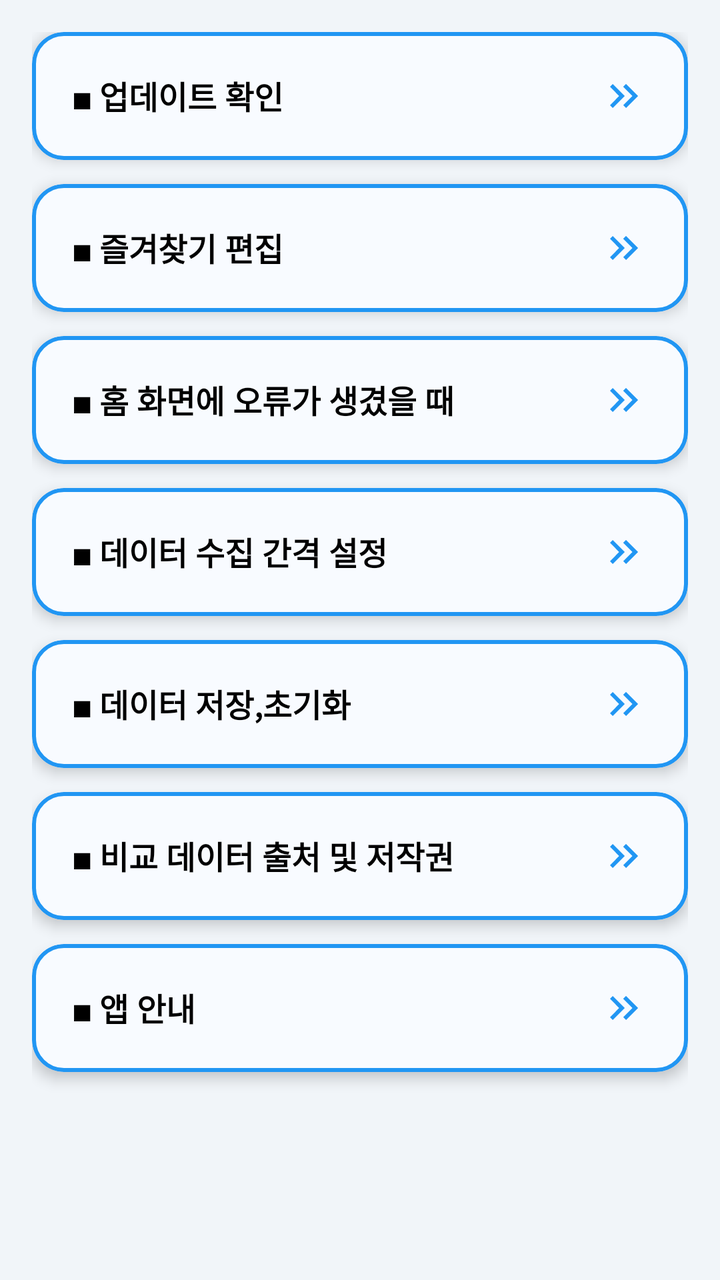
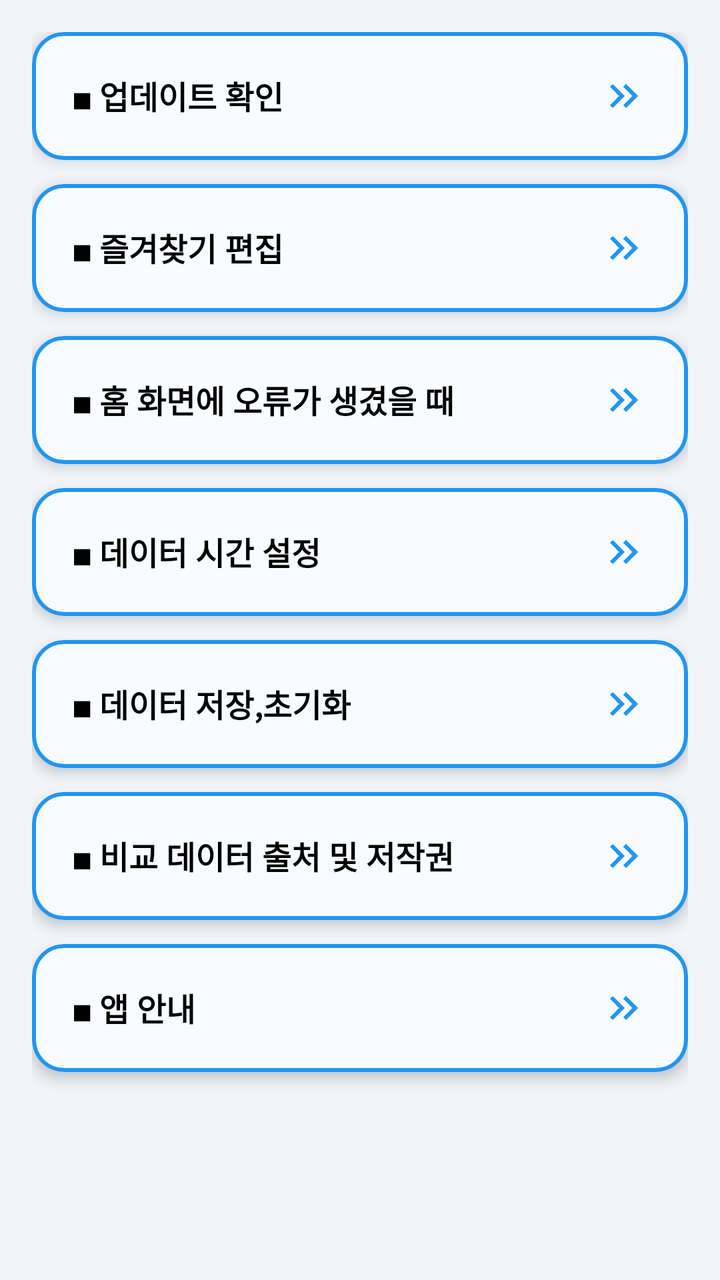

Two renders of the same Android screen: before a commit and after it. Below are the layout's source before the change and the commit's diff.
<!-- AndroidManifest.xml: application theme Theme.Haru_Spot -->
<!-- res/layout/fragment_setting.xml -->
<?xml version="1.0" encoding="utf-8"?>
<LinearLayout xmlns:android="http://schemas.android.com/apk/res/android"
    xmlns:app="http://schemas.android.com/apk/res-auto"
    android:layout_width="match_parent"
    android:layout_height="match_parent"
    android:orientation="vertical"
    android:padding="16dp"
    android:background="@color/background1"
    >


    
    <com.google.android.material.card.MaterialCardView
        android:id="@+id/layout_update"
        android:layout_width="match_parent"
        android:layout_height="wrap_content"
        app:cardCornerRadius="16dp"
        app:cardElevation="4dp"
        app:strokeWidth="2dp"
        app:strokeColor="#2196F3"
        app:cardBackgroundColor="#F8FBFF"
        android:clickable="true"
        android:focusable="true"
        android:foreground="?attr/selectableItemBackground">

        <LinearLayout
            android:layout_width="match_parent"
            android:layout_height="wrap_content"
            android:orientation="horizontal"
            android:gravity="center_vertical"
            android:padding="20dp">

            <TextView
                android:layout_width="0dp"
                android:layout_height="wrap_content"
                android:layout_weight="1"
                android:text="◼ 업데이트 확인"
                android:textSize="16sp"
                android:textStyle="bold"
                android:textColor="@android:color/black" />

            <ImageView
                android:layout_width="24dp"
                android:layout_height="24dp"
                android:src="@drawable/outline_keyboard_double_arrow_right_24" />

        </LinearLayout>

    </com.google.android.material.card.MaterialCardView>

    
    <com.google.android.material.card.MaterialCardView
        android:id="@+id/layout_move_to_user_location_setting"
        android:layout_width="match_parent"
        android:layout_height="wrap_content"
        android:layout_marginTop="12dp"
        app:cardCornerRadius="16dp"
        app:cardElevation="4dp"
        app:strokeWidth="2dp"
        app:strokeColor="#2196F3"
        app:cardBackgroundColor="#F8FBFF"
        android:clickable="true"
        android:focusable="true"
        android:foreground="?attr/selectableItemBackground">

        <LinearLayout
            android:layout_width="match_parent"
            android:layout_height="wrap_content"
            android:orientation="horizontal"
            android:gravity="center_vertical"
            android:padding="20dp">

            
            <TextView
                android:layout_width="0dp"
                android:layout_height="wrap_content"
                android:layout_weight="1"
                android:text="◼ 즐겨찾기 편집"
                android:textSize="16sp"
                android:textStyle="bold"
                android:textColor="@android:color/black" />

            
            <ImageView
                android:layout_width="24dp"
                android:layout_height="24dp"
                android:src="@drawable/outline_keyboard_double_arrow_right_24" />

        </LinearLayout>
    </com.google.android.material.card.MaterialCardView>

    
    <com.google.android.material.card.MaterialCardView
        android:id="@+id/layout_move_to_home_rebuild"
        android:layout_width="match_parent"
        android:layout_height="wrap_content"
        android:layout_marginTop="12dp"
        app:cardCornerRadius="16dp"
        app:cardElevation="4dp"
        app:strokeWidth="2dp"
        app:strokeColor="#2196F3"
        app:cardBackgroundColor="#F8FBFF"
        android:clickable="true"
        android:focusable="true"
        android:foreground="?attr/selectableItemBackground">

        <LinearLayout
            android:layout_width="match_parent"
            android:layout_height="wrap_content"
            android:orientation="horizontal"
            android:gravity="center_vertical"
            android:padding="20dp">

            
            <TextView
                android:layout_width="0dp"
                android:layout_height="wrap_content"
                android:layout_weight="1"
                android:text="◼ 홈 화면에 오류가 생겼을 때 "
                android:textSize="16sp"
                android:textStyle="bold"
                android:textColor="@android:color/black" />

            
            <ImageView
                android:layout_width="24dp"
                android:layout_height="24dp"
                android:src="@drawable/outline_keyboard_double_arrow_right_24" />
        </LinearLayout>
    </com.google.android.material.card.MaterialCardView>

    
    <com.google.android.material.card.MaterialCardView
        android:id="@+id/layout_move_to_collect_setting"
        android:layout_width="match_parent"
        android:layout_height="wrap_content"
        android:layout_marginTop="12dp"
        app:cardCornerRadius="16dp"
        app:cardElevation="4dp"
        app:strokeWidth="2dp"
        app:strokeColor="#2196F3"
        app:cardBackgroundColor="#F8FBFF"
        android:clickable="true"
        android:focusable="true"
        android:foreground="?attr/selectableItemBackground">

        <LinearLayout
            android:layout_width="match_parent"
            android:layout_height="wrap_content"
            android:orientation="horizontal"
            android:gravity="center_vertical"
            android:padding="20dp">

            
            <TextView
                android:layout_width="0dp"
                android:layout_height="wrap_content"
                android:layout_weight="1"
                android:text="◼ 데이터 수집 간격 설정"
                android:textSize="16sp"
                android:textStyle="bold"
                android:textColor="@android:color/black" />

            
            <ImageView
                android:layout_width="24dp"
                android:layout_height="24dp"
                android:src="@drawable/outline_keyboard_double_arrow_right_24" />

        </LinearLayout>
    </com.google.android.material.card.MaterialCardView>



    
    <com.google.android.material.card.MaterialCardView
        android:id="@+id/layout_move_to_data_management_setting"
        android:layout_width="match_parent"
        android:layout_height="wrap_content"
        android:layout_marginTop="12dp"
        app:cardCornerRadius="16dp"
        app:cardElevation="4dp"
        app:strokeWidth="2dp"
        app:strokeColor="#2196F3"
        app:cardBackgroundColor="#F8FBFF"
        android:clickable="true"
        android:focusable="true"
        android:foreground="?attr/selectableItemBackground">

        <LinearLayout
            android:layout_width="match_parent"
            android:layout_height="wrap_content"
            android:orientation="horizontal"
            android:gravity="center_vertical"
            android:padding="20dp">

            
            <TextView
                android:layout_width="0dp"
                android:layout_height="wrap_content"
                android:layout_weight="1"
                android:text="◼ 데이터 저장,초기화"
                android:textSize="16sp"
                android:textStyle="bold"
                android:textColor="@android:color/black" />

            
            <ImageView
                android:layout_width="24dp"
                android:layout_height="24dp"
                android:src="@drawable/outline_keyboard_double_arrow_right_24" />
        </LinearLayout>
    </com.google.android.material.card.MaterialCardView>




    
    <com.google.android.material.card.MaterialCardView
        android:id="@+id/layout_move_to_copyright_setting"
        android:layout_width="match_parent"
        android:layout_height="wrap_content"
        android:layout_marginTop="12dp"
        app:cardCornerRadius="16dp"
        app:cardElevation="4dp"
        app:strokeWidth="2dp"
        app:strokeColor="#2196F3"
        app:cardBackgroundColor="#F8FBFF"
        android:clickable="true"
        android:focusable="true"
        android:foreground="?attr/selectableItemBackground">

        <LinearLayout
            android:layout_width="match_parent"
            android:layout_height="wrap_content"
            android:orientation="horizontal"
            android:gravity="center_vertical"
            android:padding="20dp">

            
            <TextView
                android:layout_width="0dp"
                android:layout_height="wrap_content"
                android:layout_weight="1"
                android:text="◼ 비교 데이터 출처 및 저작권"
                android:textSize="16sp"
                android:textStyle="bold"
                android:textColor="@android:color/black" />

            
            <ImageView
                android:layout_width="24dp"
                android:layout_height="24dp"
                android:src="@drawable/outline_keyboard_double_arrow_right_24" />

        </LinearLayout>
    </com.google.android.material.card.MaterialCardView>
    
    <com.google.android.material.card.MaterialCardView
        android:id="@+id/layout_move_to_info_setting"
        android:layout_width="match_parent"
        android:layout_height="wrap_content"
        android:layout_marginTop="12dp"
        app:cardCornerRadius="16dp"
        app:cardElevation="4dp"
        app:strokeWidth="2dp"
        app:strokeColor="#2196F3"
        app:cardBackgroundColor="#F8FBFF"
        android:clickable="true"
        android:focusable="true"
        android:foreground="?attr/selectableItemBackground">

        <LinearLayout
            android:layout_width="match_parent"
            android:layout_height="wrap_content"
            android:orientation="horizontal"
            android:gravity="center_vertical"
            android:padding="20dp">

            
            <TextView
                android:layout_width="0dp"
                android:layout_height="wrap_content"
                android:layout_weight="1"
                android:text="◼ 앱 안내"
                android:textSize="16sp"
                android:textStyle="bold"
                android:textColor="@android:color/black" />

            
            <ImageView
                android:layout_width="24dp"
                android:layout_height="24dp"
                android:src="@drawable/outline_keyboard_double_arrow_right_24" />

        </LinearLayout>

    </com.google.android.material.card.MaterialCardView>



</LinearLayout>
<!-- resources referenced by this layout -->
<resources>
  <color name="background1">#F1F5F9</color>
  <!-- drawable outline_keyboard_double_arrow_right_24 (drawable) -->
  <vector xmlns:android="http://schemas.android.com/apk/res/android" android:autoMirrored="true" android:height="24dp" android:tint="#2196F3" android:viewportHeight="960" android:viewportWidth="960" android:width="24dp">
        
      <path android:fillColor="@android:color/white" android:pathData="M383,480L200,296L256,240L496,480L256,720L200,664L383,480ZM647,480L464,296L520,240L760,480L520,720L464,664L647,480Z"/>
      
  </vector>
  <style name="Theme.Haru_Spot" parent="Theme.Material3.Light.NoActionBar">
          
          
          <item name="colorPrimary">@color/timeline_card_bg</item>
          <item name="colorPrimaryVariant">@color/timeline_card_bg</item>
          <item name="colorOnPrimary">@color/gray_dark</item>
  
          
          <item name="android:statusBarColor">@color/gray_dark</item>
  
          
          <item name="android:navigationBarColor">@color/gray_dark</item>
          
          
          
  </style>
  <color name="timeline_card_bg">#F0F4F8</color>
  <color name="gray_dark">#475467</color>
</resources>

<!-- the commit's change to res/layout/fragment_setting.xml (unified diff, before → after) -->
@@ -156,7 +156,7 @@
                 android:layout_width="0dp"
                 android:layout_height="wrap_content"
                 android:layout_weight="1"
-                android:text="◼ 데이터 수집 간격 설정"
+                android:text="◼ 데이터 시간 설정"
                 android:textSize="16sp"
                 android:textStyle="bold"
                 android:textColor="@android:color/black" />
